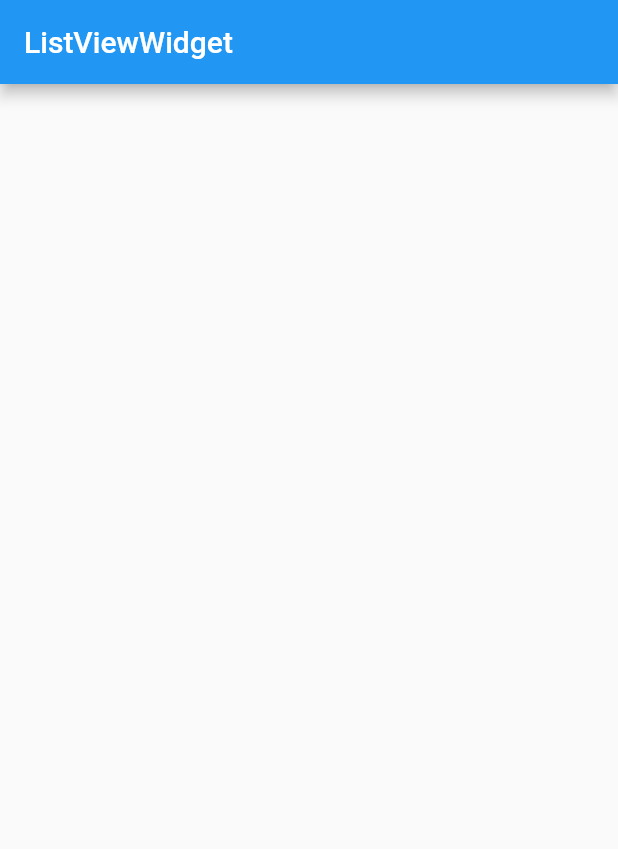
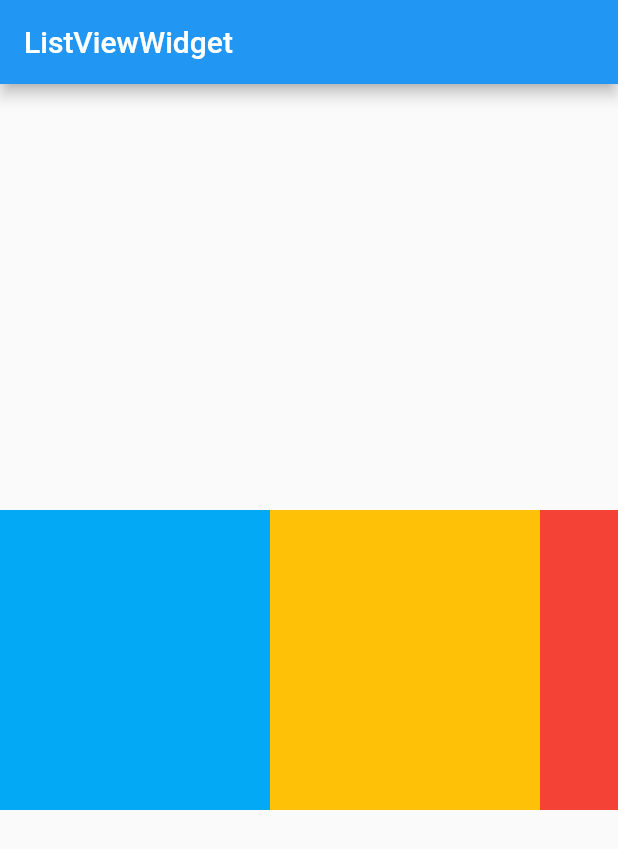
Before and after one commit to jinhuizxc/flutter-toturial, a Flutter app: the screen it shows after launch, on a phone screen of 412 x 824 dp. Shown: the top 849 px of the screen. Run offline on Flutter 3.47's test engine with Material 2 defaults, Android fonts, the phone set to English and light mode, and no system bars.

Commit message:
横向列表的使用 + 自定义类加载组件；

```diff
--- a/lib/main.dart
+++ b/lib/main.dart
@@ -1,21 +1,61 @@
 import 'package:flutter/material.dart';
 
-void main()=>runApp(MyApp());
+void main() => runApp(MyApp());
 
 
-class MyApp extends StatelessWidget{
+class MyApp extends StatelessWidget {
 
   @override
-  Widget build(BuildContext context){
+  Widget build(BuildContext context) {
     return MaterialApp(
         title: 'TextWidget',
         home: Scaffold(
             appBar: AppBar(
               title: Text("ListViewWidget"),
             ),
-        body: Container(
+            body: Center(
+              child: Container(
                 height: 200.0,
-          child: new ListView(
+                child: MyList1(),
+              ),
+//                child: MyList2()
+            )
+        )
+    );
+  }
+
+}
+
+class MyList1 extends StatelessWidget{
+
+  @override
+  Widget build(BuildContext context) {
+    // TODO: implement build
+    return ListView(
+      scrollDirection: Axis.horizontal,
+      children: <Widget>[
+        new Container(
+          width: 180.0,
+          color: Colors.lightBlue
+        ),
+        new Container(
+            width: 180.0,
+            color: Colors.amber
+        ),
+        new Container(
+            width: 180.0,
+            color: Colors.red
+        )
+      ],
+    );
+  }
+}
+
+// 重新自定义类
+class MyList2 extends StatelessWidget {
+  @override
+  Widget build(BuildContext context) {
+    return ListView(
       children: <Widget>[
         new Image.network('https://img4.mukewang.com/szimg/5c18d2d8000141c506000338.jpg'),
         new Image.network('https://img4.mukewang.com/szimg/5c7e6835087ef3d806000338.jpg'),
@@ -23,12 +63,6 @@ class MyApp extends StatelessWidget{
         new Image.network('https://img3.mukewang.com/szimg/5b3082da0001d7e905400300.jpg'),
       ],
       scrollDirection: Axis.horizontal,
-          ),
-        )
-
-
-      )
     );
-
   }
 }
```
Also changed, not shown: 4 other files. Lines whose indentation alone changed are shown as unchanged.
